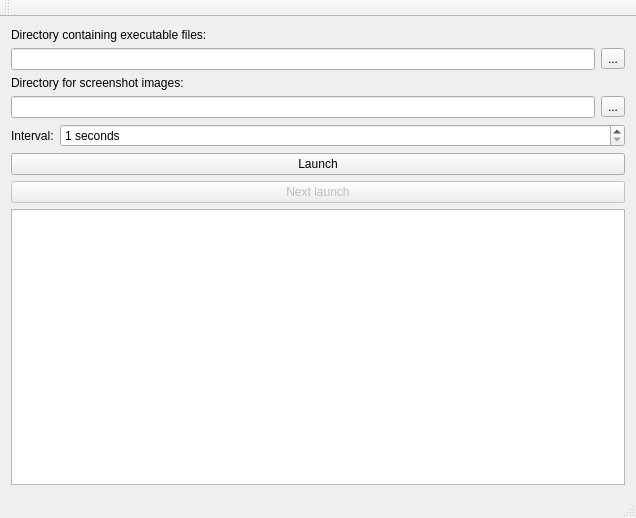
Above: mainwindow.ui from olegphpgithub/mUnit before the change. Below: the same form after it.
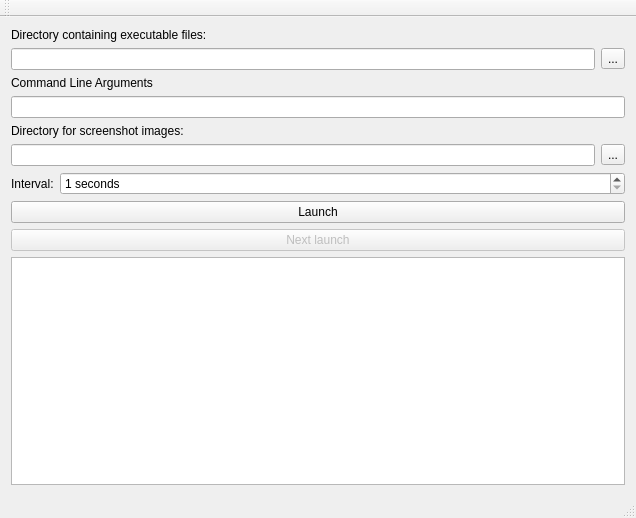
That is the form after the change.

Commit message: add command line arguments

Diff of the .ui file:
```diff
--- a/mainwindow.ui
+++ b/mainwindow.ui
@@ -38,6 +38,20 @@
         </item>
        </layout>
       </item>
+      <item>
+       <widget class="QLabel" name="argumentsLabel">
+        <property name="text">
+         <string>Command Line Arguments</string>
+        </property>
+       </widget>
+      </item>
+      <item>
+       <layout class="QVBoxLayout" name="verticalLayout_3">
+        <item>
+         <widget class="QLineEdit" name="commandLineArgumentsLineEdit"/>
+        </item>
+       </layout>
+      </item>
       <item>
        <widget class="QLabel" name="ScreenShotDirLabel">
         <property name="text">
```
The commit also changes 3 other files.
